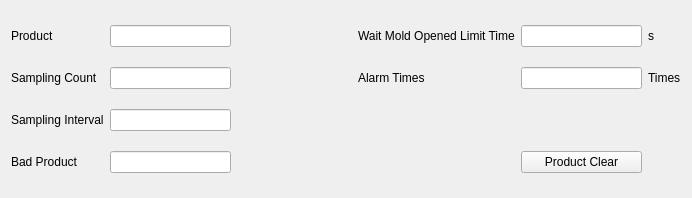
Before: the Qt Designer form hcsettings/ichcproductsettingframe.ui in GaussCheng/2-5AxisPunch, drawn with Qt 5.
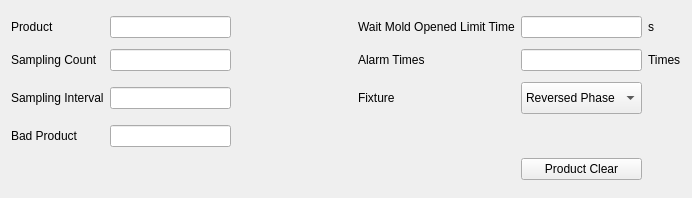
After: the same form once the commit is applied. Custom widgets are drawn as their Qt base class.

The edit to the form file:
```diff
--- a/hcsettings/ichcproductsettingframe.ui
+++ b/hcsettings/ichcproductsettingframe.ui
@@ -30,6 +30,49 @@
    <item row="0" column="1">
     <widget class="ICLineEditWithVirtualNumericKeypad" name="productLineEdit"/>
    </item>
+   <item row="0" column="2">
+    <spacer name="horizontalSpacer">
+     <property name="orientation">
+      <enum>Qt::Horizontal</enum>
+     </property>
+     <property name="sizeHint" stdset="0">
+      <size>
+       <width>40</width>
+       <height>20</height>
+      </size>
+     </property>
+    </spacer>
+   </item>
+   <item row="0" column="3" colspan="2">
+    <widget class="QLabel" name="label_2">
+     <property name="text">
+      <string>Wait Mold Opened Limit Time</string>
+     </property>
+    </widget>
+   </item>
+   <item row="0" column="5">
+    <widget class="ICLineEditWithVirtualNumericKeypad" name="waitTimeEdit"/>
+   </item>
+   <item row="0" column="6">
+    <widget class="QLabel" name="label_4">
+     <property name="text">
+      <string>s</string>
+     </property>
+    </widget>
+   </item>
+   <item row="5" column="5">
+    <widget class="QPushButton" name="productClearButton">
+     <property name="text">
+      <string>Product Clear</string>
+     </property>
+     <property name="autoRepeat">
+      <bool>true</bool>
+     </property>
+     <property name="autoRepeatDelay">
+      <number>50</number>
+     </property>
+    </widget>
+   </item>
    <item row="1" column="0">
     <widget class="QLabel" name="label_7">
      <property name="text">
@@ -50,59 +93,16 @@
    <item row="2" column="1">
     <widget class="ICLineEditWithVirtualNumericKeypad" name="samplingEdit_2"/>
    </item>
-   <item row="3" column="0">
+   <item row="4" column="0">
     <widget class="QLabel" name="label_9">
      <property name="text">
       <string>Bad Product</string>
      </property>
     </widget>
    </item>
-   <item row="3" column="1">
+   <item row="4" column="1">
     <widget class="ICLineEditWithVirtualNumericKeypad" name="samplingEdit_3"/>
    </item>
-   <item row="0" column="3">
-    <widget class="QLabel" name="label_2">
-     <property name="text">
-      <string>Wait Mold Opened Limit Time</string>
-     </property>
-    </widget>
-   </item>
-   <item row="0" column="4">
-    <widget class="ICLineEditWithVirtualNumericKeypad" name="waitTimeEdit"/>
-   </item>
-   <item row="0" column="5">
-    <widget class="QLabel" name="label_4">
-     <property name="text">
-      <string>s</string>
-     </property>
-    </widget>
-   </item>
-   <item row="3" column="4">
-    <widget class="QPushButton" name="productClearButton">
-     <property name="text">
-      <string>Product Clear</string>
-     </property>
-     <property name="autoRepeat">
-      <bool>true</bool>
-     </property>
-     <property name="autoRepeatDelay">
-      <number>50</number>
-     </property>
-    </widget>
-   </item>
-   <item row="0" column="2">
-    <spacer name="horizontalSpacer">
-     <property name="orientation">
-      <enum>Qt::Horizontal</enum>
-     </property>
-     <property name="sizeHint" stdset="0">
-      <size>
-       <width>40</width>
-       <height>20</height>
-      </size>
-     </property>
-    </spacer>
-   </item>
    <item row="1" column="3">
     <widget class="QLabel" name="label_5">
      <property name="text">
@@ -110,16 +110,43 @@
      </property>
     </widget>
    </item>
-   <item row="1" column="4">
-    <widget class="ICLineEditWithVirtualNumericKeypad" name="alarmTimesEdit"/>
-   </item>
    <item row="1" column="5">
+    <widget class="ICLineEditWithVirtualNumericKeypad" name="alarmTimesEdit"/>
+   </item>
+   <item row="1" column="6">
     <widget class="QLabel" name="label_6">
      <property name="text">
       <string>Times</string>
      </property>
     </widget>
    </item>
+   <item row="2" column="3">
+    <widget class="QLabel" name="label_17">
+     <property name="text">
+      <string>Fixture</string>
+     </property>
+    </widget>
+   </item>
+   <item row="2" column="5">
+    <widget class="QComboBox" name="fixtureSelectBox">
+     <property name="minimumSize">
+      <size>
+       <width>90</width>
+       <height>32</height>
+      </size>
+     </property>
+     <item>
+      <property name="text">
+       <string>Reversed Phase</string>
+      </property>
+     </item>
+     <item>
+      <property name="text">
+       <string>Positive Phase</string>
+      </property>
+     </item>
+    </widget>
+   </item>
   </layout>
  </widget>
  <customwidgets>
```
